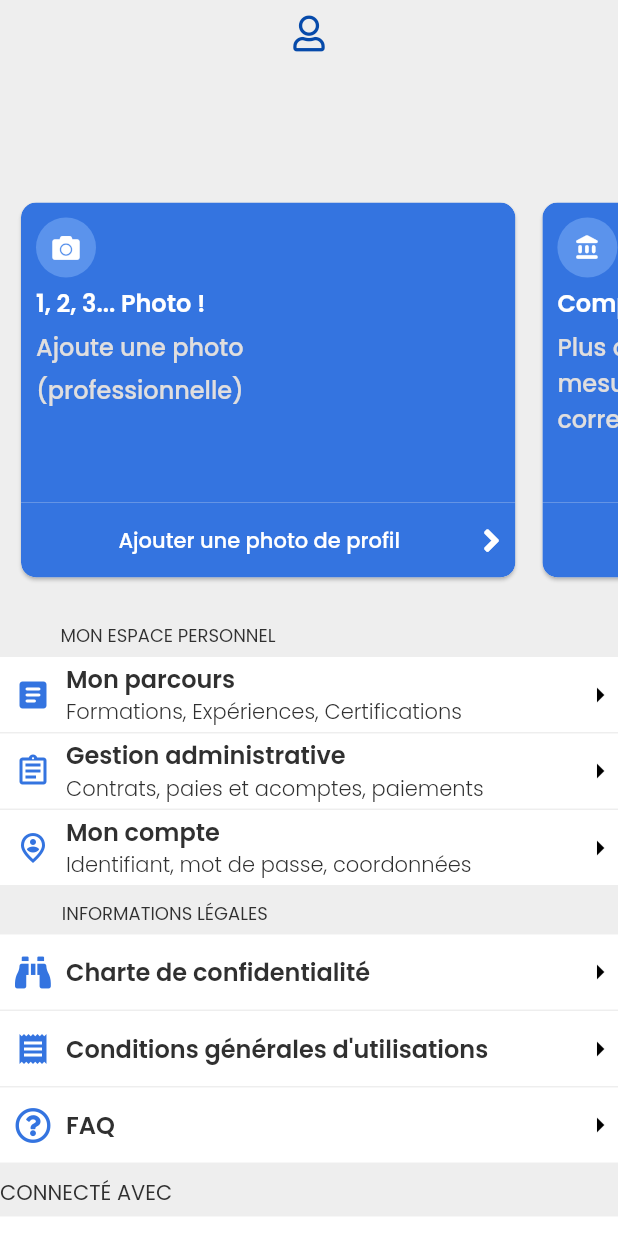
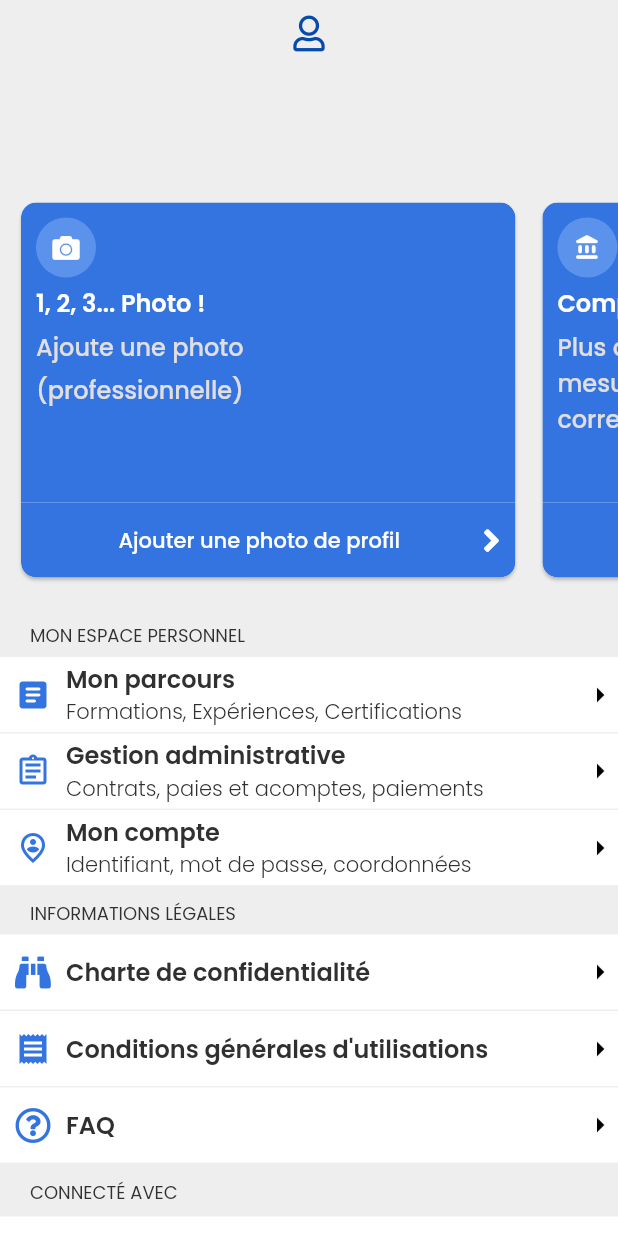
Before and after one commit to magusin/side, a Flutter app: the ProfilWidget screen opened directly, on a phone screen of 412 x 824 dp. Run offline on Flutter 3.47's test engine with Material 2 defaults, Android fonts, the phone set to English and light mode, and no system bars; our stand-ins replace auto_size_text, built_collection, built_value, cloud_firestore, firebase_auth, firebase_core and 8 more; accounts and stored records are empty; generated files the repository leaves out were written again.

Commit message:
add charte confidentiéalité, complete profil

```diff
--- a/lib/profil/profil_widget.dart
+++ b/lib/profil/profil_widget.dart
@@ -1,5 +1,6 @@
 import '../auth/auth_util.dart';
 import '../backend/backend.dart';
+import '../charte_confidentialite/charte_confidentialite_widget.dart';
 import '../flutter_flow/flutter_flow_theme.dart';
 import '../flutter_flow/flutter_flow_util.dart';
 import '../home_page/home_page_widget.dart';
@@ -634,10 +635,8 @@ class _ProfilWidgetState extends State<ProfilWidget> {
                       ],
                     ),
                   ),
-                  Align(
-                    alignment: AlignmentDirectional(-0.7, 0),
-                    child: Padding(
-                      padding: EdgeInsetsDirectional.fromSTEB(0, 5, 0, 0),
+                  Padding(
+                    padding: EdgeInsetsDirectional.fromSTEB(20, 5, 0, 0),
                       child: Text(
                         'MON ESPACE PERSONNEL',
                         style: FlutterFlowTheme.bodyText1.override(
@@ -646,7 +645,6 @@ class _ProfilWidgetState extends State<ProfilWidget> {
                         ),
                       ),
                     ),
-                  ),
                   Container(
                     width: MediaQuery.of(context).size.width,
                     height: 157,
@@ -847,10 +845,8 @@ class _ProfilWidgetState extends State<ProfilWidget> {
                       ],
                     ),
                   ),
-                  Align(
-                    alignment: AlignmentDirectional(-0.7, 0),
-                    child: Padding(
-                      padding: EdgeInsetsDirectional.fromSTEB(0, 10, 0, 0),
+                   Padding(
+                    padding: EdgeInsetsDirectional.fromSTEB(20, 10, 0, 0),
                       child: Text(
                         'INFORMATIONS LÉGALES',
                         style: FlutterFlowTheme.bodyText1.override(
@@ -859,7 +855,6 @@ class _ProfilWidgetState extends State<ProfilWidget> {
                         ),
                       ),
                     ),
-                  ),
                   Container(
                     width: MediaQuery.of(context).size.width,
                     height: 157,
@@ -874,6 +869,16 @@ class _ProfilWidgetState extends State<ProfilWidget> {
                       children: [
                         Padding(
                           padding: EdgeInsetsDirectional.fromSTEB(0, 5, 0, 1),
+                          child: InkWell(
+                            onTap: () async {
+                              await Navigator.push(
+                                context,
+                                MaterialPageRoute(
+                                  builder: (context) =>
+                                      CharteConfidentialiteWidget(),
+                                ),
+                              );
+                            },
                           child: Container(
                             width: MediaQuery.of(context).size.width,
                             height: 50,
@@ -899,14 +904,15 @@ class _ProfilWidgetState extends State<ProfilWidget> {
                                       5, 0, 0, 0),
                                   child: Column(
                                     mainAxisSize: MainAxisSize.max,
-                                    mainAxisAlignment: MainAxisAlignment.center,
+                                     mainAxisAlignment:
+                                          MainAxisAlignment.center,
                                     crossAxisAlignment:
                                         CrossAxisAlignment.start,
                                     children: [
                                       Text(
                                         'Charte de confidentialité',
-                                        style:
-                                            FlutterFlowTheme.bodyText1.override(
+                                        style: FlutterFlowTheme.bodyText1
+                                              .override(
                                           fontFamily: 'Poppins',
                                           fontSize: 16,
                                           fontWeight: FontWeight.w600,
@@ -927,6 +933,7 @@ class _ProfilWidgetState extends State<ProfilWidget> {
                                 )
                               ],
                             ),
+                          ),
                           ),
                         ),
                         Padding(
@@ -1038,20 +1045,30 @@ class _ProfilWidgetState extends State<ProfilWidget> {
                       ],
                     ),
                   ),
-                  Padding(
+                     Align(
+                    alignment: AlignmentDirectional(-0.7, 0),
+                    child: Padding(
                     padding: EdgeInsetsDirectional.fromSTEB(0, 10, 0, 5),
                     child: Row(
                       mainAxisSize: MainAxisSize.max,
                       children: [
-                        Text(
+                         Padding(
+                            padding:
+                                EdgeInsetsDirectional.fromSTEB(20, 0, 0, 0),
+                            child: Text(
                           'CONNECTÉ AVEC ',
-                          style: FlutterFlowTheme.bodyText1,
+                           style: FlutterFlowTheme.bodyText1.override(
+                                fontFamily: 'Poppins',
+                                fontSize: 12,
+                              ),
+                            ),
                         ),
                         Text(
                           profilUserRecord.email,
                           style: FlutterFlowTheme.bodyText1,
                         )
                       ],
+                    ),
                     ),
                   ),
                   Container(
@@ -1105,6 +1122,16 @@ class _ProfilWidgetState extends State<ProfilWidget> {
                         ],
                       ),
                     ),
+                     ),
+                  Padding(
+                    padding: EdgeInsetsDirectional.fromSTEB(20, 10, 0, 40),
+                    child: Text(
+                      'SIDE.COPYKAT - VERSION 1.0.0',
+                      style: FlutterFlowTheme.bodyText1.override(
+                        fontFamily: 'Poppins',
+                        fontSize: 12,
+                      ),
+                    ),
                   )
                 ],
               ),
```
Also changed, not shown: lib/charte_confidentialite/charte_confidentialite_widget.dart (added, +152 -0 lines), 1 other file.
